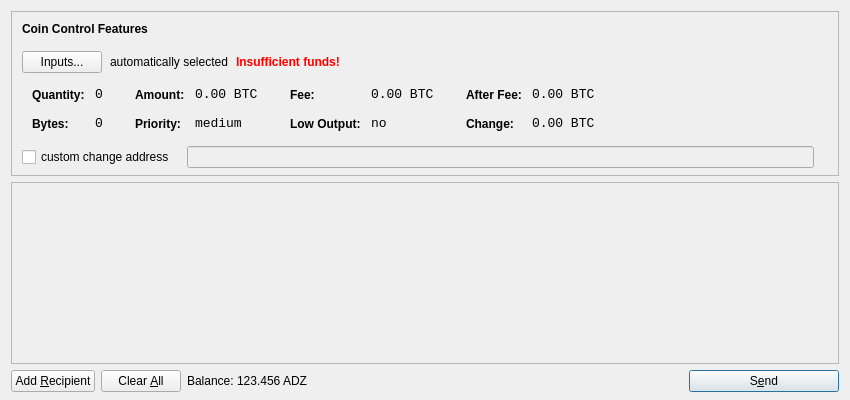
AdzCoin/adzcoin, file src/qt/forms/sendcoinsdialog.ui: the form before one commit.
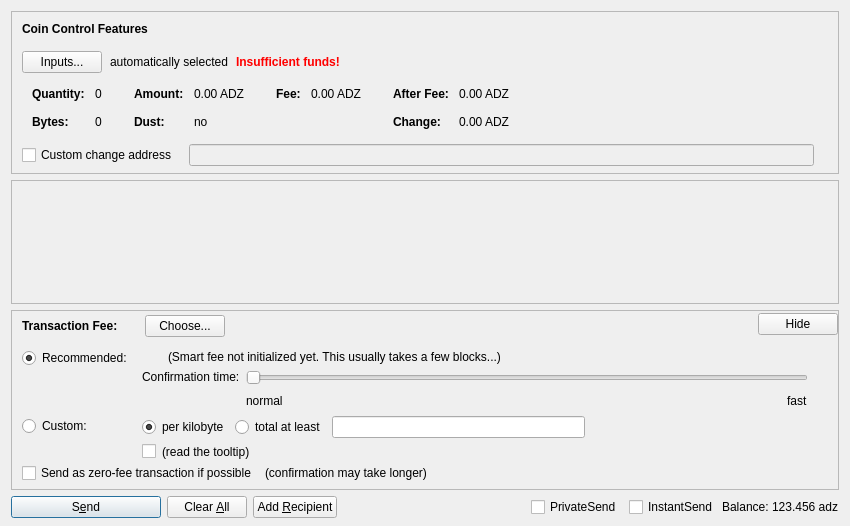
The form after the commit. Icons and pictures are not drawn. Custom widgets are drawn as their Qt base class.

What changed in the file:
```diff
--- a/src/qt/forms/sendcoinsdialog.ui
+++ b/src/qt/forms/sendcoinsdialog.ui
@@ -7,13 +7,13 @@
     <x>0</x>
     <y>0</y>
     <width>850</width>
-    <height>400</height>
+    <height>526</height>
    </rect>
   </property>
   <property name="windowTitle">
    <string>Send Coins</string>
   </property>
-  <layout class="QVBoxLayout" name="verticalLayout" stretch="0,1,0">
+  <layout class="QVBoxLayout" name="verticalLayout" stretch="0,1,0,0">
    <property name="bottomMargin">
     <number>8</number>
    </property>
@@ -39,7 +39,7 @@
      </property>
      <layout class="QVBoxLayout" name="verticalLayoutCoinControl2">
       <property name="spacing">
-       <number>-1</number>
+       <number>0</number>
       </property>
       <property name="leftMargin">
        <number>0</number>
@@ -206,8 +206,11 @@
                </property>
                <item row="0" column="0">
                 <widget class="QLabel" name="labelCoinControlQuantityText">
-                 <property name="styleSheet">
-                  <string notr="true">font-weight:bold;</string>
+                 <property name="font">
+                  <font>
+                   <weight>75</weight>
+                   <bold>true</bold>
+                  </font>
                  </property>
                  <property name="text">
                   <string>Quantity:</string>
@@ -219,12 +222,6 @@
                </item>
                <item row="0" column="1">
                 <widget class="QLabel" name="labelCoinControlQuantity">
-                 <property name="font">
-                  <font>
-                   <family>Monospace</family>
-                   <pointsize>10</pointsize>
-                  </font>
-                 </property>
                  <property name="cursor">
                   <cursorShape>IBeamCursor</cursorShape>
                  </property>
@@ -244,8 +241,11 @@
                </item>
                <item row="1" column="0">
                 <widget class="QLabel" name="labelCoinControlBytesText">
-                 <property name="styleSheet">
-                  <string notr="true">font-weight:bold;</string>
+                 <property name="font">
+                  <font>
+                   <weight>75</weight>
+                   <bold>true</bold>
+                  </font>
                  </property>
                  <property name="text">
                   <string>Bytes:</string>
@@ -254,12 +254,6 @@
                </item>
                <item row="1" column="1">
                 <widget class="QLabel" name="labelCoinControlBytes">
-                 <property name="font">
-                  <font>
-                   <family>Monospace</family>
-                   <pointsize>10</pointsize>
-                  </font>
-                 </property>
                  <property name="cursor">
                   <cursorShape>IBeamCursor</cursorShape>
                  </property>
@@ -295,8 +289,11 @@
                </property>
                <item row="0" column="0">
                 <widget class="QLabel" name="labelCoinControlAmountText">
-                 <property name="styleSheet">
-                  <string notr="true">font-weight:bold;</string>
+                 <property name="font">
+                  <font>
+                   <weight>75</weight>
+                   <bold>true</bold>
+                  </font>
                  </property>
                  <property name="text">
                   <string>Amount:</string>
@@ -308,12 +305,6 @@
                </item>
                <item row="0" column="1">
                 <widget class="QLabel" name="labelCoinControlAmount">
-                 <property name="font">
-                  <font>
-                   <family>Monospace</family>
-                   <pointsize>10</pointsize>
-                  </font>
-                 </property>
                  <property name="cursor">
                   <cursorShape>IBeamCursor</cursorShape>
                  </property>
@@ -321,7 +312,7 @@
                   <enum>Qt::ActionsContextMenu</enum>
                  </property>
                  <property name="text">
-                  <string notr="true">0.00 BTC</string>
+                  <string notr="true">0.00 ADZ</string>
                  </property>
                  <property name="textInteractionFlags">
                   <set>Qt::LinksAccessibleByMouse|Qt::TextSelectableByKeyboard|Qt::TextSelectableByMouse</set>
@@ -329,23 +320,20 @@
                 </widget>
                </item>
                <item row="1" column="0">
-                <widget class="QLabel" name="labelCoinControlPriorityText">
-                 <property name="styleSheet">
-                  <string notr="true">font-weight:bold;</string>
+                <widget class="QLabel" name="labelCoinControlLowOutputText">
+                 <property name="font">
+                  <font>
+                   <weight>75</weight>
+                   <bold>true</bold>
+                  </font>
                  </property>
                  <property name="text">
-                  <string>Priority:</string>
+                  <string>Dust:</string>
                  </property>
                 </widget>
                </item>
                <item row="1" column="1">
-                <widget class="QLabel" name="labelCoinControlPriority">
-                 <property name="font">
-                  <font>
-                   <family>Monospace</family>
-                   <pointsize>10</pointsize>
-                  </font>
-                 </property>
+                <widget class="QLabel" name="labelCoinControlLowOutput">
                  <property name="cursor">
                   <cursorShape>IBeamCursor</cursorShape>
                  </property>
@@ -353,7 +341,7 @@
                   <enum>Qt::ActionsContextMenu</enum>
                  </property>
                  <property name="text">
-                  <string>medium</string>
+                  <string notr="true">no</string>
                  </property>
                  <property name="textInteractionFlags">
                   <set>Qt::LinksAccessibleByMouse|Qt::TextSelectableByKeyboard|Qt::TextSelectableByMouse</set>
@@ -381,8 +369,11 @@
                </property>
                <item row="0" column="0">
                 <widget class="QLabel" name="labelCoinControlFeeText">
-                 <property name="styleSheet">
-                  <string notr="true">font-weight:bold;</string>
+                 <property name="font">
+                  <font>
+                   <weight>75</weight>
+                   <bold>true</bold>
+                  </font>
                  </property>
                  <property name="text">
                   <string>Fee:</string>
@@ -394,12 +385,6 @@
                </item>
                <item row="0" column="1">
                 <widget class="QLabel" name="labelCoinControlFee">
-                 <property name="font">
-                  <font>
-                   <family>Monospace</family>
-                   <pointsize>10</pointsize>
-                  </font>
-                 </property>
                  <property name="cursor">
                   <cursorShape>IBeamCursor</cursorShape>
                  </property>
@@ -407,46 +392,14 @@
                   <enum>Qt::ActionsContextMenu</enum>
                  </property>
                  <property name="text">
-                  <string notr="true">0.00 BTC</string>
+                  <string notr="true">0.00 ADZ</string>
                  </property>
                  <property name="textInteractionFlags">
                   <set>Qt::LinksAccessibleByMouse|Qt::TextSelectableByKeyboard|Qt::TextSelectableByMouse</set>
                  </property>
                 </widget>
                </item>
-               <item row="1" column="0">
-                <widget class="QLabel" name="labelCoinControlLowOutputText">
-                 <property name="styleSheet">
-                  <string notr="true">font-weight:bold;</string>
-                 </property>
-                 <property name="text">
-                  <string>Low Output:</string>
-                 </property>
-                </widget>
-               </item>
-               <item row="1" column="1">
-                <widget class="QLabel" name="labelCoinControlLowOutput">
-                 <property name="font">
-                  <font>
-                   <family>Monospace</family>
-                   <pointsize>10</pointsize>
-                  </font>
-                 </property>
-                 <property name="cursor">
-                  <cursorShape>IBeamCursor</cursorShape>
-                 </property>
-                 <property name="contextMenuPolicy">
-                  <enum>Qt::ActionsContextMenu</enum>
-                 </property>
-                 <property name="text">
-                  <string>no</string>
-                 </property>
-                 <property name="textInteractionFlags">
-                  <set>Qt::LinksAccessibleByMouse|Qt::TextSelectableByKeyboard|Qt::TextSelectableByMouse</set>
-                 </property>
-                </widget>
-               </item>
-              </layout>
+             </layout>
              </item>
              <item>
               <layout class="QFormLayout" name="formLayoutCoinControl4">
@@ -467,8 +420,11 @@
                </property>
                <item row="0" column="0">
                 <widget class="QLabel" name="labelCoinControlAfterFeeText">
-                 <property name="styleSheet">
-                  <string notr="true">font-weight:bold;</string>
+                 <property name="font">
+                  <font>
+                   <weight>75</weight>
+                   <bold>true</bold>
+                  </font>
                  </property>
                  <property name="text">
                   <string>After Fee:</string>
@@ -480,12 +436,6 @@
                </item>
                <item row="0" column="1">
                 <widget class="QLabel" name="labelCoinControlAfterFee">
-                 <property name="font">
-                  <font>
-                   <family>Monospace</family>
-                   <pointsize>10</pointsize>
-                  </font>
-                 </property>
                  <property name="cursor">
                   <cursorShape>IBeamCursor</cursorShape>
                  </property>
@@ -493,7 +443,7 @@
                   <enum>Qt::ActionsContextMenu</enum>
                  </property>
                  <property name="text">
-                  <string notr="true">0.00 BTC</string>
+                  <string notr="true">0.00 ADZ</string>
                  </property>
                  <property name="textInteractionFlags">
                   <set>Qt::LinksAccessibleByMouse|Qt::TextSelectableByKeyboard|Qt::TextSelectableByMouse</set>
@@ -502,8 +452,11 @@
                </item>
                <item row="1" column="0">
                 <widget class="QLabel" name="labelCoinControlChangeText">
-                 <property name="styleSheet">
-                  <string notr="true">font-weight:bold;</string>
+                 <property name="font">
+                  <font>
+                   <weight>75</weight>
+                   <bold>true</bold>
+                  </font>
                  </property>
                  <property name="text">
                   <string>Change:</string>
@@ -512,12 +465,6 @@
                </item>
                <item row="1" column="1">
                 <widget class="QLabel" name="labelCoinControlChange">
-                 <property name="font">
-                  <font>
-                   <family>Monospace</family>
-                   <pointsize>10</pointsize>
-                  </font>
-                 </property>
                  <property name="cursor">
                   <cursorShape>IBeamCursor</cursorShape>
                  </property>
@@ -525,7 +472,7 @@
                   <enum>Qt::ActionsContextMenu</enum>
                  </property>
                  <property name="text">
-                  <string notr="true">0.00 BTC</string>
+                  <string notr="true">0.00 ADZ</string>
                  </property>
                  <property name="textInteractionFlags">
                   <set>Qt::LinksAccessibleByMouse|Qt::TextSelectableByKeyboard|Qt::TextSelectableByMouse</set>
@@ -556,7 +503,7 @@
           <item>
            <widget class="QCheckBox" name="checkBoxCoinControlChange">
             <property name="text">
-             <string>custom change address</string>
+             <string>Custom change address</string>
             </property>
            </widget>
           </item>
@@ -626,11 +573,20 @@
         <x>0</x>
         <y>0</y>
         <width>830</width>
-        <height>165</height>
+        <height>69</height>
        </rect>
       </property>
-      <layout class="QVBoxLayout" name="verticalLayout_2">
-       <property name="margin">
+      <layout class="QVBoxLayout" name="verticalLayout_2" stretch="0,1">
+       <property name="leftMargin">
+        <number>0</number>
+       </property>
+       <property name="topMargin">
+        <number>0</number>
+       </property>
+       <property name="rightMargin">
+        <number>0</number>
+       </property>
+       <property name="bottomMargin">
         <number>0</number>
        </property>
        <item>
@@ -657,23 +613,612 @@
      </widget>
     </widget>
    </item>
+   <item>
+    <widget class="QFrame" name="frameFee">
+     <property name="sizePolicy">
+      <sizepolicy hsizetype="Expanding" vsizetype="Expanding">
+       <horstretch>0</horstretch>
+       <verstretch>0</verstretch>
+      </sizepolicy>
+     </property>
+     <property name="maximumSize">
+      <size>
+       <width>16777215</width>
+       <height>16777215</height>
+      </size>
+     </property>
+     <property name="frameShape">
+      <enum>QFrame::StyledPanel</enum>
+     </property>
+     <property name="frameShadow">
+      <enum>QFrame::Sunken</enum>
+     </property>
+     <layout class="QVBoxLayout" name="verticalLayoutFee1">
+      <property name="spacing">
+       <number>0</number>
+      </property>
+      <property name="leftMargin">
+       <number>0</number>
+      </property>
+      <property name="topMargin">
+       <number>0</number>
+      </property>
+      <property name="rightMargin">
+       <number>0</number>
+      </property>
+      <property name="bottomMargin">
+       <number>0</number>
+      </property>
+      <item>
+       <layout class="QVBoxLayout" name="verticalLayoutFee2" stretch="0,0,0">
+        <property name="spacing">
+         <number>0</number>
+        </property>
+        <property name="leftMargin">
+         <number>10</number>
+        </property>
+        <property name="topMargin">
+         <number>0</number>
+        </property>
+        <item>
+         <layout class="QHBoxLayout" name="horizontalLayoutFee1">
+          <property name="bottomMargin">
+           <number>0</number>
+          </property>
+          <item>
+           <layout class="QVBoxLayout" name="verticalLayoutFee7">
+            <property name="spacing">
+             <number>0</number>
+            </property>
+            <item>
+             <spacer name="verticalSpacerSmartFee">
+              <property name="orientation">
+               <enum>Qt::Vertical</enum>
+              </property>
+              <property name="sizeType">
+               <enum>QSizePolicy::Fixed</enum>
+              </property>
+              <property name="sizeHint" stdset="0">
+               <size>
+                <width>1</width>
+                <height>4</height>
+               </size>
+              </property>
+             </spacer>
+            </item>
+            <item>
+             <layout class="QHBoxLayout" name="horizontalLayoutSmartFee">
+              <property name="spacing">
+               <number>10</number>
+              </property>
+              <item>
+               <widget class="QLabel" name="labelFeeHeadline">
+                <property name="sizePolicy">
+                 <sizepolicy hsizetype="Preferred" vsizetype="Maximum">
+                  <horstretch>0</horstretch>
+                  <verstretch>0</verstretch>
+                 </sizepolicy>
+                </property>
+                <property name="font">
+                 <font>
+                  <weight>75</weight>
+                  <bold>true</bold>
+                 </font>
+                </property>
+                <property name="styleSheet">
+                 <string notr="true">font-weight:bold;</string>
+                </property>
+                <property name="text">
+                 <string>Transaction Fee:</string>
+                </property>
+               </widget>
+              </item>
+              <item>
+               <widget class="QLabel" name="labelFeeMinimized">
+                <property name="text">
+                 <string/>
+                </property>
+               </widget>
+              </item>
+              <item>
+               <widget class="QPushButton" name="buttonChooseFee">
+                <property name="text">
+                 <string>Choose...</string>
+                </property>
+               </widget>
+              </item>
+             </layout>
+            </item>
+            <item>
+             <spacer name="verticalSpacer_5">
+              <property name="orientation">
+               <enum>Qt::Vertical</enum>
+              </property>
+              <property name="sizeHint" stdset="0">
+               <size>
+                <width>1</width>
+                <height>1</height>
+               </size>
+              </property>
+             </spacer>
+            </item>
+           </layout>
+          </item>
+          <item>
+           <spacer name="horizontalSpacer_4">
+            <property name="orientation">
+             <enum>Qt::Horizontal</enum>
+            </property>
+            <property name="sizeHint" stdset="0">
+             <size>
+              <width>40</width>
+              <height>20</height>
+             </size>
+            </property>
+           </spacer>
+          </item>
+          <item>
+           <widget class="QPushButton" name="buttonMinimizeFee">
+            <property name="toolTip">
+             <string>collapse fee-settings</string>
+            </property>
+            <property name="text">
+             <string>Hide</string>
+            </property>
+           </widget>
+          </item>
+         </layout>
+        </item>
+        <item>
+         <widget class="QFrame" name="frameFeeSelection">
+          <layout class="QVBoxLayout" name="verticalLayoutFee12">
+           <property name="spacing">
+            <number>0</number>
+           </property>
+           <property name="leftMargin">
+            <number>0</number>
+           </property>
+           <property name="topMargin">
+            <number>0</number>
+           </property>
+           <property name="rightMargin">
+            <number>0</number>
+           </property>
+           <property name="bottomMargin">
+            <number>0</number>
+           </property>
+           <item>
+            <layout class="QGridLayout" name="gridLayoutFee">
+             <property name="topMargin">
+              <number>10</number>
+             </property>
+             <property name="bottomMargin">
+              <number>4</number>
+             </property>
+             <property name="horizontalSpacing">
+              <number>10</number>
+             </property>
+             <property name="verticalSpacing">
+              <number>4</number>
+             </property>
+             <item row="1" column="1">
+              <layout class="QVBoxLayout" name="verticalLayoutFee8">
+               <property name="spacing">
+                <number>6</number>
+               </property>
+               <item>
+                <layout class="QHBoxLayout" name="horizontalLayoutFee13">
+                 <item>
+                  <widget class="QRadioButton" name="radioCustomPerKilobyte">
+                   <property name="toolTip">
+                    <string>If the custom fee is set to 1000 duffs and the transaction is only 250 bytes, then &quot;per kilobyte&quot; only pays 250 duffs in fee,&lt;br /&gt;while &quot;at least&quot; pays 1000 duffs. For transactions bigger than a kilobyte both pay by kilobyte.</string>
+                   </property>
+                   <property name="text">
+                    <string>per kilobyte</string>
+                   </property>
+                   <property name="checked">
+                    <bool>true</bool>
+                   </property>
+                   <attribute name="buttonGroup">
+                    <string notr="true">groupCustomFee</string>
+                   </attribute>
+                  </widget>
+                 </item>
+                 <item>
+                  <widget class="QRadioButton" name="radioCustomAtLeast">
+                   <property name="toolTip">
+                    <string>If the custom fee is set to 1000 duffs and the transaction is only 250 bytes, then &quot;per kilobyte&quot; only pays 250 duffs in fee,&lt;br /&gt;while &quot;total at least&quot; pays 1000 duffs. For transactions bigger than a kilobyte both pay by kilobyte.</string>
+                   </property>
+                   <property name="text">
+                    <string>total at least</string>
+                   </property>
+                   <attribute name="buttonGroup">
+                    <string notr="true">groupCustomFee</string>
+                   </attribute>
+                  </widget>
+                 </item>
+                 <item>
+                  <widget class="BitcoinAmountField" name="customFee"/>
+                 </item>
+                 <item>
+                  <spacer name="horizontalSpacer_6">
+                   <property name="orientation">
+                    <enum>Qt::Horizontal</enum>
+                   </property>
+                   <property name="sizeHint" stdset="0">
+                    <size>
+                     <width>1</width>
+                     <height>1</height>
+                    </size>
+                   </property>
+                  </spacer>
+                 </item>
+                </layout>
+               </item>
+               <item>
+                <layout class="QHBoxLayout" name="horizontalLayoutFee8">
+                 <item>
+                  <widget class="QCheckBox" name="checkBoxMinimumFee">
+                   <property name="toolTip">
+                    <string>Paying only the minimum fee is just fine as long as there is less transaction volume than space in the blocks.&lt;br /&gt;But be aware that this can end up in a never confirming transaction once there is more demand for adz transactions than the network can process.</string>
+                   </property>
+                   <property name="text">
+                    <string/>
+                   </property>
+                  </widget>
+                 </item>
+                 <item>
+                  <widget class="QLabel" name="labelMinFeeWarning">
+                   <property name="enabled">
+                    <bool>true</bool>
+                   </property>
+                   <property name="toolTip">
+                    <string>Paying only the minimum fee is just fine as long as there is less transaction volume than space in the blocks.&lt;br /&gt;But be aware that this can end up in a never confirming transaction once there is more demand for dash transactions than the network can process.</string>
+                   </property>
+                   <property name="text">
+                    <string>(read the tooltip)</string>
+                   </property>
+                   <property name="margin">
+                    <number>5</number>
+                   </property>
+                  </widget>
+                 </item>
+                 <item>
+                  <spacer name="horizontalSpacer_2">
+                   <property name="orientation">
+                    <enum>Qt::Horizontal</enum>
+                   </property>
+                   <property name="sizeHint" stdset="0">
+                    <size>
+                     <width>1</width>
+                     <height>1</height>
+                    </size>
+                   </property>
+                  </spacer>
+                 </item>
+                </layout>
+               </item>
+              </layout>
+             </item>
+             <item row="0" column="0">
+              <layout class="QVBoxLayout" name="verticalLayoutFee4" stretch="0,1">
+               <item>
+                <widget class="QRadioButton" name="radioSmartFee">
+                 <property name="text">
+                  <string>Recommended:</string>
+                 </property>
+                 <property name="checked">
+                  <bool>true</bool>
+                 </property>
+                 <attribute name="buttonGroup">
+                  <string notr="true">groupFee</string>
+                 </attribute>
+                </widget>
+               </item>
+               <item>
+                <spacer name="verticalSpacer_2">
+                 <property name="orientation">
+                  <enum>Qt::Vertical</enum>
+                 </property>
+                 <property name="sizeHint" stdset="0">
+                  <size>
+                   <width>1</width>
+                   <height>1</height>
+                  </size>
+                 </property>
+                </spacer>
+               </item>
+              </layout>
+             </item>
+             <item row="1" column="0">
+              <layout class="QVBoxLayout" name="verticalLayoutFee9" stretch="0,1">
+               <item>
+                <widget class="QRadioButton" name="radioCustomFee">
+                 <property name="text">
+                  <string>Custom:</string>
+                 </property>
+                 <attribute name="buttonGroup">
+                  <string notr="true">groupFee</string>
+                 </attribute>
+                </widget>
+               </item>
+               <item>
+                <spacer name="verticalSpacer_6">
+                 <property name="orientation">
+                  <enum>Qt::Vertical</enum>
+                 </property>
+                 <property name="sizeHint" stdset="0">
+                  <size>
+                   <width>1</width>
+                   <height>1</height>
+                  </size>
+                 </property>
+                </spacer>
+               </item>
+              </layout>
+             </item>
+             <item row="0" column="1">
+              <layout class="QVBoxLayout" name="verticalLayoutFee3" stretch="0,0,1">
+               <property name="spacing">
+                <number>6</number>
+               </property>
+               <property name="topMargin">
+                <number>2</number>
+               </property>
+               <item>
+                <layout class="QHBoxLayout" name="horizontalLayoutFee12">
+                 <item>
+                  <widget class="QLabel" name="labelSmartFee">
+                   <property name="text">
+                    <string/>
+                   </property>
+                   <property name="margin">
+                    <number>2</number>
+                   </property>
+                  </widget>
+                 </item>
+                 <item>
+                  <widget class="QLabel" name="labelFeeEstimation">
+                   <property name="text">
+                    <string/>
+                   </property>
+                  </widget>
+                 </item>
+                 <item>
+                  <widget class="QLabel" name="labelSmartFee2">
+                   <property name="text">
+                    <string>(Smart fee not initialized yet. This usually takes a few blocks...)</string>
+                   </property>
+                   <property name="margin">
+                    <number>2</number>
+                   </property>
+                  </widget>
+                 </item>
+                 <item>
+                  <spacer name="horizontalSpacer_5">
+                   <property name="orientation">
+                    <enum>Qt::Horizontal</enum>
+                   </property>
+                   <property name="sizeHint" stdset="0">
+                    <size>
+                     <width>1</width>
+                     <height>1</height>
+                    </size>
+                   </property>
+                  </spacer>
+                 </item>
+                </layout>
+               </item>
+               <item>
+                <layout class="QHBoxLayout" name="horizontalLayoutFee9">
+                 <item>
+                  <layout class="QVBoxLayout" name="verticalLayoutFee6">
+                   <item>
+                    <widget class="QLabel" name="labelSmartFee3">
+                     <property name="text">
+                      <string>Confirmation time:</string>
+                     </property>
+                     <property name="margin">
+                      <number>2</number>
+                     </property>
+                    </widget>
+                   </item>
+                   <item>
+                    <spacer name="verticalSpacer_3">
+                     <property name="orientation">
+                      <enum>Qt::Vertical</enum>
+                     </property>
+                     <property name="sizeHint" stdset="0">
+                      <size>
+                       <width>1</width>
+                       <height>1</height>
+                      </size>
+                     </property>
+                    </spacer>
+                   </item>
+                  </layout>
+                 </item>
+                 <item>
+                  <layout class="QVBoxLayout" name="verticalLayoutFee5">
+                   <property name="rightMargin">
+                    <number>30</number>
+                   </property>
+                   <item>
+                    <widget class="QSlider" name="sliderSmartFee">
+                     <property name="minimum">
+                      <number>0</number>
+                     </property>
+                     <property name="maximum">
+                      <number>24</number>
+                     </property>
+                     <property name="pageStep">
+                      <number>1</number>
+                     </property>
+                     <property name="value">
+                      <number>0</number>
+                     </property>
+                     <property name="orientation">
+                      <enum>Qt::Horizontal</enum>
+                     </property>
+                     <property name="invertedAppearance">
+                      <bool>false</bool>
+                     </property>
+                     <property name="invertedControls">
+                      <bool>false</bool>
+                     </property>
+                     <property name="tickPosition">
+                      <enum>QSlider::NoTicks</enum>
+                     </property>
+                    </widget>
+                   </item>
+                   <item>
+                    <layout class="QHBoxLayout" name="horizontalLayoutFee10">
+                     <item>
+                      <widget class="QLabel" name="labelSmartFeeNormal">
+                       <property name="text">
+                        <string>normal</string>
+                       </property>
+                      </widget>
+                     </item>
+                     <item>
+                      <spacer name="horizontalSpacer_3">
+                       <property name="orientation">
+                        <enum>Qt::Horizontal</enum>
+                       </property>
+                       <property name="sizeHint" stdset="0">
+                        <size>
+                         <width>40</width>
+                         <height>20</height>
+                        </size>
+                       </property>
+                      </spacer>
+                     </item>
+                     <item>
+                      <widget class="QLabel" name="labelSmartFeeFast">
+                       <property name="text">
+                        <string>fast</string>
+                       </property>
+                      </widget>
+                     </item>
+                    </layout>
+                   </item>
+                  </layout>
+                 </item>
+                </layout>
+               </item>
+               <item>
+                <spacer name="verticalSpacer_4">
+                 <property name="orientation">
+                  <enum>Qt::Vertical</enum>
+                 </property>
+                 <property name="sizeHint" stdset="0">
+                  <size>
+                   <width>1</width>
+                   <height>1</height>
+                  </size>
+                 </property>
+                </spacer>
+               </item>
+              </layout>
+             </item>
+            </layout>
+           </item>
+           <item>
+            <layout class="QHBoxLayout" name="horizontalLayoutFee5" stretch="0,0,0">
+             <property name="spacing">
+              <number>8</number>
+             </property>
+             <property name="bottomMargin">
+              <number>4</number>
+             </property>
+             <item>
+              <widget class="QCheckBox" name="checkBoxFreeTx">
+               <property name="text">
+                <string>Send as zero-fee transaction if possible</string>
+               </property>
+              </widget>
+             </item>
+             <item>
+              <widget class="QLabel" name="labelFreeTx">
+               <property name="text">
+                <string>(confirmation may take longer)</string>
+               </property>
+               <property name="margin">
+                <number>5</number>
+               </property>
+              </widget>
+             </item>
+             <item>
+              <spacer name="horizontalSpacerFee5">
+               <property name="orientation">
+                <enum>Qt::Horizontal</enum>
+               </property>
+               <property name="sizeHint" stdset="0">
+                <size>
+                 <width>1</width>
+                 <height>1</height>
+                </size>
+               </property>
+              </spacer>
+             </item>
+            </layout>
+           </item>
+           <item>
+            <spacer name="verticalSpacerFee2">
+             <property name="orientation">
+              <enum>Qt::Vertical</enum>
+             </property>
+             <property name="sizeHint" stdset="0">
+              <size>
+               <width>1</width>
+               <height>1</height>
+              </size>
+             </property>
+            </spacer>
+           </item>
+          </layout>
+         </widget>
+        </item>
+        <item>
+         <spacer name="verticalSpacerFee">
+          <property name="orientation">
+           <enum>Qt::Vertical</enum>
+          </property>
+          <property name="sizeHint" stdset="0">
+           <size>
+            <width>800</width>
+            <height>1</height>
+           </size>
+          </property>
+         </spacer>
+        </item>
+       </layout>
+      </item>
+     </layout>
+    </widget>
+   </item>
    <item>
     <layout class="QHBoxLayout" name="horizontalLayout">
      <item>
-      <widget class="QPushButton" name="addButton">
+      <widget class="QPushButton" name="sendButton">
+       <property name="minimumSize">
+        <size>
+         <width>150</width>
+         <height>0</height>
+        </size>
+       </property>
        <property name="toolTip">
         <string>Send to multiple recipients at once</string>
        </property>
        <property name="text">
-        <string>Add &amp;Recipient</string>
-       </property>
-       <property name="icon">
-        <iconset resource="../bitcoin.qrc">
-         <normaloff>:/icons/add</normaloff>:/icons/add</iconset>
+        <string>S&amp;end</string>
        </property>
        <property name="autoDefault">
         <bool>false</bool>
        </property>
+       <property name="default">
+        <bool>true</bool>
+       </property>
       </widget>
      </item>
      <item>
@@ -694,19 +1239,71 @@
         <iconset resource="../bitcoin.qrc">
          <normaloff>:/icons/remove</normaloff>:/icons/remove</iconset>
        </property>
-       <property name="autoRepeatDelay">
-        <number>300</number>
+      </widget>
+     </item>
+     <item>
+      <widget class="QPushButton" name="addButton">
+       <property name="toolTip">
+        <string>Send to multiple recipients at once</string>
        </property>
+       <property name="text">
+        <string>Add &amp;Recipient</string>
+       </property>
        <property name="autoDefault">
         <bool>false</bool>
        </property>
       </widget>
      </item>
+     <item>
+      <spacer name="horizontalSpacer">
+       <property name="orientation">
+        <enum>Qt::Horizontal</enum>
+       </property>
+       <property name="sizeHint" stdset="0">
+        <size>
+         <width>40</width>
+         <height>20</height>
+        </size>
+       </property>
+      </spacer>
+     </item>
      <item>
       <layout class="QHBoxLayout" name="horizontalLayout_2">
        <property name="spacing">
         <number>3</number>
        </property>
+       <item>
+        <widget class="QCheckBox" name="checkUsePrivateSend">
+         <property name="minimumSize">
+          <size>
+           <width>95</width>
+           <height>0</height>
+          </size>
+         </property>
+         <property name="text">
+          <string>PrivateSend</string>
+         </property>
+         <property name="checked">
+          <bool>false</bool>
+         </property>
+        </widget>
+       </item>
+       <item>
+        <widget class="QCheckBox" name="checkUseInstantSend">
+         <property name="enabled">
+          <bool>true</bool>
+         </property>
+         <property name="minimumSize">
+          <size>
+           <width>85</width>
+           <height>0</height>
+          </size>
+         </property>
+         <property name="text">
+          <string>InstantSend</string>
+         </property>
+        </widget>
+       </item>
        <item>
         <widget class="QLabel" name="label">
          <property name="text">
@@ -716,11 +1313,17 @@
        </item>
        <item>
         <widget class="QLabel" name="labelBalance">
+         <property name="sizePolicy">
+          <sizepolicy hsizetype="Preferred" vsizetype="Fixed">
+           <horstretch>0</horstretch>
+           <verstretch>0</verstretch>
+          </sizepolicy>
+         </property>
          <property name="cursor">
           <cursorShape>IBeamCursor</cursorShape>
          </property>
          <property name="text">
-          <string>123.456 ADZ</string>
+          <string notr="true">123.456 adz</string>
          </property>
          <property name="textInteractionFlags">
           <set>Qt::LinksAccessibleByMouse|Qt::TextSelectableByKeyboard|Qt::TextSelectableByMouse</set>
@@ -729,46 +1332,23 @@
        </item>
       </layout>
      </item>
-     <item>
-      <spacer name="horizontalSpacer">
-       <property name="orientation">
-        <enum>Qt::Horizontal</enum>
-       </property>
-       <property name="sizeHint" stdset="0">
-        <size>
-         <width>40</width>
-         <height>20</height>
-        </size>
-       </property>
-      </spacer>
-     </item>
-     <item>
-      <widget class="QPushButton" name="sendButton">
-       <property name="minimumSize">
-        <size>
-         <width>150</width>
-         <height>0</height>
-        </size>
-       </property>
-       <property name="toolTip">
-        <string>Confirm the send action</string>
-       </property>
-       <property name="text">
-        <string>S&amp;end</string>
-       </property>
-       <property name="icon">
-        <iconset resource="../bitcoin.qrc">
-         <normaloff>:/icons/send</normaloff>:/icons/send</iconset>
-       </property>
-       <property name="default">
-        <bool>true</bool>
-       </property>
-      </widget>
-     </item>
     </layout>
    </item>
   </layout>
  </widget>
+ <customwidgets>
+  <customwidget>
+   <class>QValidatedLineEdit</class>
+   <extends>QLineEdit</extends>
+   <header>qvalidatedlineedit.h</header>
+  </customwidget>
+  <customwidget>
+   <class>BitcoinAmountField</class>
+   <extends>QLineEdit</extends>
+   <header>bitcoinamountfield.h</header>
+   <container>1</container>
+  </customwidget>
+ </customwidgets>
  <resources>
   <include location="../bitcoin.qrc"/>
  </resources>
```
Left out of the diff: 34 changed lines with no effect on the pictures.
